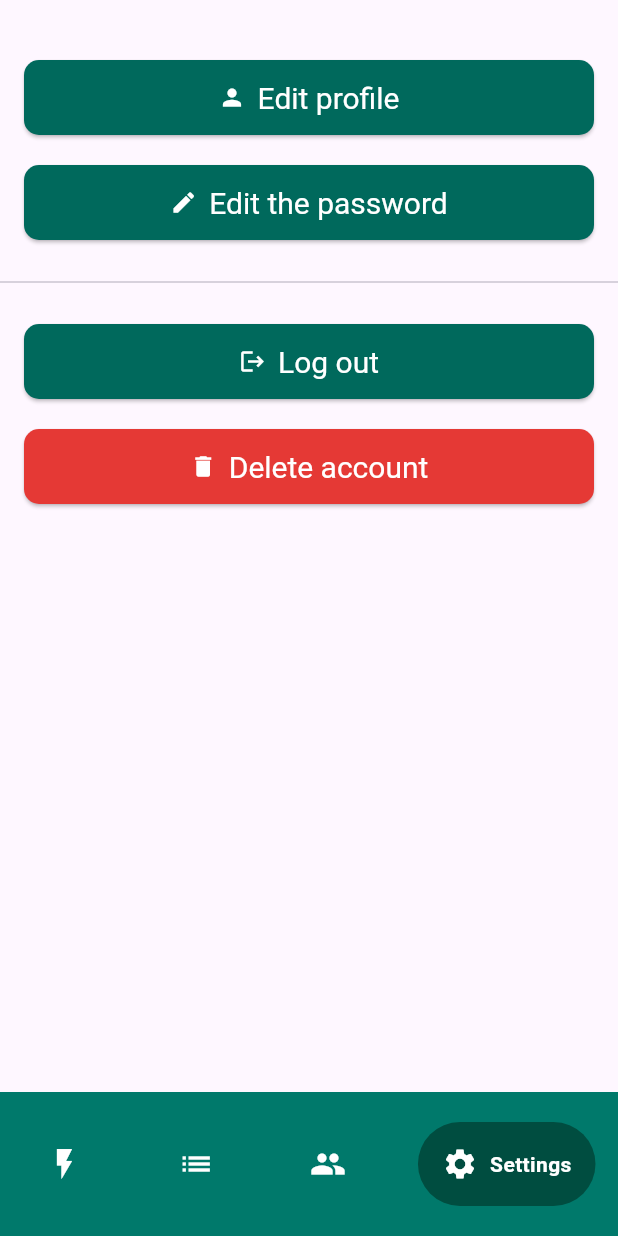
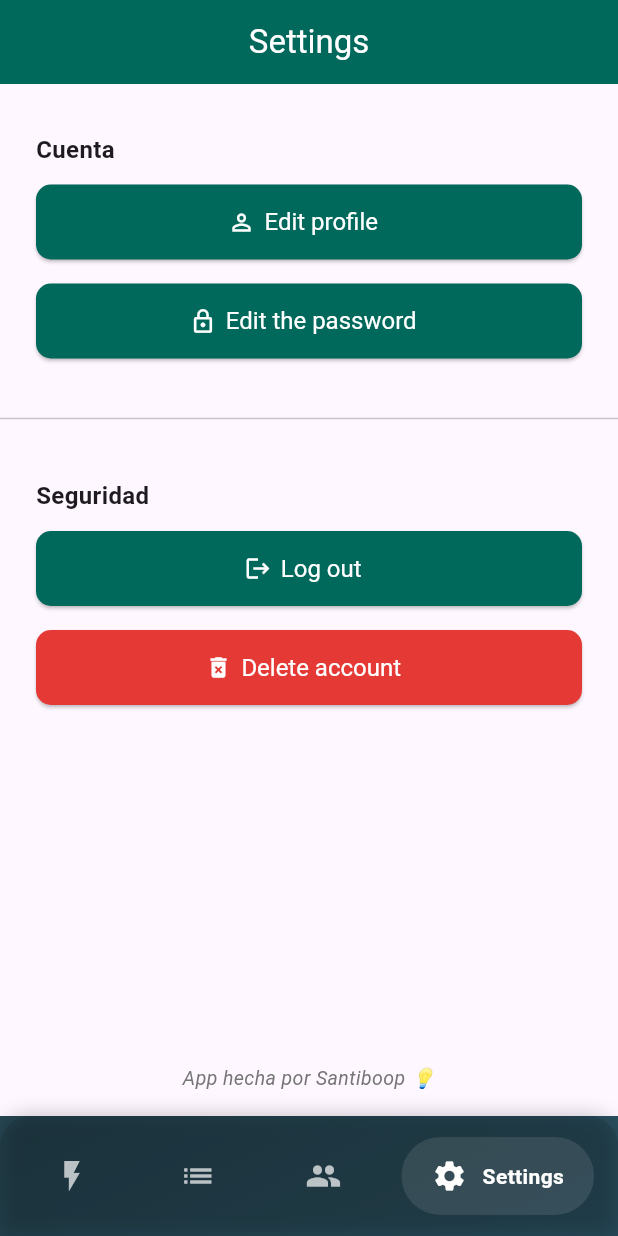
Before and after one commit to Santi-boop156165/flutterFinal, a Flutter app: the HomeScreen screen opened directly, item 4 of the bottom bar chosen, on a phone screen of 412 x 824 dp. Run offline on Flutter 3.47's test engine with Material 3 defaults, Android fonts, the phone set to English and light mode, and no system bars; drawn by our look-alikes of google_nav_bar; our stand-ins replace appwrite, dio, email_validator, equatable, fl_chart, flutter_hooks and 14 more; missing offline and left inert: comment_box; accounts and stored records are empty; network calls fail.

Commit message:
fix: change style

```diff
--- a/lib/presentation/home/screens/home_screen.dart
+++ b/lib/presentation/home/screens/home_screen.dart
@@ -28,23 +28,43 @@ class HomeScreen extends HookConsumerWidget {
     const SettingsScreen(),
   ];
 
-    return Scaffold(
+  return Container(
+    decoration: const BoxDecoration(
+      gradient: LinearGradient(
+        colors: [Color(0xFF0F2027), Color(0xFF203A43), Color(0xFF2C5364)],
+        begin: Alignment.topLeft,
+        end: Alignment.bottomRight,
+      ),
+    ),
+    child: Scaffold(
+      backgroundColor: Colors.transparent, // ← para que se vea el fondo
       body: SafeArea(child: tabs[currentIndex]),
       bottomNavigationBar: Container(
-            color: ColorUtils.mainMedium,
+        decoration: BoxDecoration(
+          color: Colors.black.withOpacity(0.1),
+          borderRadius: const BorderRadius.only(
+            topLeft: Radius.circular(20),
+            topRight: Radius.circular(20),
+          ),
+          boxShadow: [
+            BoxShadow(
+              color: Colors.black.withOpacity(0.2),
+              offset: const Offset(0, -1),
+              blurRadius: 10,
+            )
+          ],
+        ),
         child: Padding(
-              padding: const EdgeInsets.symmetric(horizontal: 15, vertical: 20),
+          padding: const EdgeInsets.symmetric(horizontal: 16, vertical: 14),
           child: GNav(
-                backgroundColor: ColorUtils.mainMedium,
-                color: ColorUtils.white,
-                activeColor: ColorUtils.white,
-                tabBackgroundColor: ColorUtils.mainDarker,
-                padding: const EdgeInsets.all(16),
+            backgroundColor: Colors.transparent,
+            color: Colors.white70,
+            activeColor: Colors.white,
+            tabBackgroundColor: Colors.white.withOpacity(0.1),
+            gap: 10,
+            padding: const EdgeInsets.symmetric(horizontal: 20, vertical: 14),
             selectedIndex: currentIndex,
-                onTabChange: (value) {
-                  homeViewModel.setCurrentIndex(value);
-                },
-                gap: 8,
+            onTabChange: homeViewModel.setCurrentIndex,
             tabs: [
               GButton(
                 icon: Icons.flash_on,
@@ -64,6 +84,10 @@ class HomeScreen extends HookConsumerWidget {
               ),
             ],
           ),
-            )));
+        ),
+      ),
+    ),
+  );
 }
+
 }
--- a/lib/presentation/settings/screens/settings_screen.dart
+++ b/lib/presentation/settings/screens/settings_screen.dart
@@ -1,7 +1,6 @@
 import 'package:flutter/material.dart';
+import 'package:hooks_riverpod/hooks_riverpod.dart';
 import 'package:hello_world/l10n/app_localizations.dart';
-
-import 'package:hooks_riverpod/hooks_riverpod.dart';
 
 import '../../common/core/utils/color_utils.dart';
 import '../../common/core/utils/form_utils.dart';
@@ -13,43 +12,61 @@ import 'edit_profile_screen.dart';
 class SettingsScreen extends HookConsumerWidget {
   const SettingsScreen({super.key});
 
-  ElevatedButton createButton(
-      String title, IconData icon, ButtonStyle style, Function() onPressedFct) {
-    return ElevatedButton(
-      style: style,
-      onPressed: onPressedFct,
-      child: Align(
-        alignment: Alignment.center,
-        child: Row(
-          mainAxisSize: MainAxisSize.min,
-          children: [
-            Icon(
-              icon,
-              color: ColorUtils.white,
-            ),
-            const SizedBox(width: 8),
-            Text(
+  static const _sectionSpacing = SizedBox(height: 32);
+  static const _itemSpacing = SizedBox(height: 16);
+  static const _horizontalPadding = EdgeInsets.symmetric(horizontal: 24.0);
+
+  Widget _buildTitle(String title) {
+    return Padding(
+      padding: _horizontalPadding,
+      child: Text(
         title,
-              style: FormUtils.darkTextFormFieldStyle,
-            ),
-          ],
+        style: const TextStyle(
+          fontWeight: FontWeight.bold,
+          fontSize: 16,
         ),
       ),
     );
   }
 
-  void navigateToScreen(BuildContext context, Widget widget) {
+  Widget _buildButton({
+    required BuildContext context,
+    required String label,
+    required IconData icon,
+    required VoidCallback onPressed,
+    Color? color,
+  }) {
+    return Padding(
+      padding: _horizontalPadding,
+      child: SizedBox(
+        width: double.infinity,
+        child: ElevatedButton.icon(
+          style: FormUtils.createButtonStyle(color ?? ColorUtils.main),
+          onPressed: onPressed,
+          icon: Icon(icon, color: ColorUtils.white),
+          label: Padding(
+            padding: const EdgeInsets.symmetric(vertical: 12.0),
+            child: Text(
+              label,
+              style: FormUtils.darkTextFormFieldStyle.copyWith(fontSize: 16),
+            ),
+          ),
+        ),
+      ),
+    );
+  }
+
+  void _navigateTo(BuildContext context, Widget screen) {
     Navigator.push(
       context,
       PageRouteBuilder(
-        transitionDuration: const Duration(milliseconds: 500),
-        pageBuilder: (context, animation, secondaryAnimation) =>
-            SlideTransition(
+        transitionDuration: const Duration(milliseconds: 400),
+        pageBuilder: (context, animation, _) => SlideTransition(
           position: Tween<Offset>(
-            begin: const Offset(1.0, 0.0),
+            begin: const Offset(1, 0),
             end: Offset.zero,
           ).animate(animation),
-          child: widget,
+          child: screen,
         ),
       ),
     );
@@ -59,60 +76,80 @@ class SettingsScreen extends HookConsumerWidget {
   Widget build(BuildContext context, WidgetRef ref) {
     final state = ref.watch(settingsViewModelProvider);
     final provider = ref.watch(settingsViewModelProvider.notifier);
+    final texts = AppLocalizations.of(context)!;
 
     return Scaffold(
-      body: Center(
-        child: state.isLoading
+      appBar: AppBar(
+        title: Text(texts.settings),
+        backgroundColor: ColorUtils.main,
+        foregroundColor: ColorUtils.white,
+        centerTitle: true,
+        elevation: 0,
+      ),
+      body: state.isLoading
           ? Center(child: UIUtils.loader)
           : Column(
+              crossAxisAlignment: CrossAxisAlignment.start,
               children: [
-                  const SizedBox(height: 40),
-                  Container(
-                      width: double.infinity,
-                      padding: const EdgeInsets.symmetric(horizontal: 16.0),
-                      child: createButton(
-                          AppLocalizations.of(context)!.edit_profile,
-                          Icons.person,
-                          FormUtils.buttonStyle,
-                          () =>
-                              navigateToScreen(context, EditProfileScreen()))),
-                  const SizedBox(height: 20),
-                  Container(
-                    width: double.infinity,
-                    padding: const EdgeInsets.symmetric(horizontal: 16.0),
-                    child: createButton(
-                        AppLocalizations.of(context)!.edit_password,
-                        Icons.edit,
-                        FormUtils.buttonStyle,
-                        () => navigateToScreen(context, EditPasswordScreen())),
+                const SizedBox(height: 32),
+
+                _buildTitle("Cuenta"),
+                const SizedBox(height: 12),
+                _buildButton(
+                  context: context,
+                  label: texts.edit_profile,
+                  icon: Icons.person_outline,
+                  onPressed: () => _navigateTo(context, EditProfileScreen()),
                 ),
-                  const SizedBox(height: 20),
-                  const Divider(),
-                  const SizedBox(height: 20),
-                  Container(
-                      width: double.infinity,
-                      padding: const EdgeInsets.symmetric(horizontal: 16.0),
-                      child: createButton(
-                          AppLocalizations.of(context)!.logout,
-                          Icons.logout,
-                          FormUtils.buttonStyle,
-                          () => provider.logoutUser())),
-                  const SizedBox(height: 20),
-                  Container(
-                    width: double.infinity,
-                    padding: const EdgeInsets.symmetric(horizontal: 16.0),
-                    child: createButton(
-                        AppLocalizations.of(context)!.delete_account,
-                        Icons.delete,
-                        FormUtils.createButtonStyle(ColorUtils.error),
-                        () => provider.showDeleteAccountAlert(
+                _itemSpacing,
+                _buildButton(
+                  context: context,
+                  label: texts.edit_password,
+                  icon: Icons.lock_outline,
+                  onPressed: () => _navigateTo(context, EditPasswordScreen()),
+                ),
+
+                _sectionSpacing,
+                const Divider(thickness: 1),
+                _sectionSpacing,
+
+                _buildTitle("Seguridad"),
+                const SizedBox(height: 12),
+                _buildButton(
+                  context: context,
+                  label: texts.logout,
+                  icon: Icons.logout,
+                  onPressed: provider.logoutUser,
+                ),
+                _itemSpacing,
+                _buildButton(
+                  context: context,
+                  label: texts.delete_account,
+                  icon: Icons.delete_forever,
+                  color: ColorUtils.error,
+                  onPressed: () => provider.showDeleteAccountAlert(
                     context,
-                            AppLocalizations.of(context)!.ask_account_removal,
-                            AppLocalizations.of(context)!.delete,
-                            AppLocalizations.of(context)!.cancel)),
+                    texts.ask_account_removal,
+                    texts.delete,
+                    texts.cancel,
+                  ),
+                ),
+
+                const Spacer(),
+                Padding(
+                  padding: const EdgeInsets.only(bottom: 16),
+                  child: Center(
+                    child: Text(
+                      'App hecha por Santiboop 💡',
+                      style: TextStyle(
+                        color: ColorUtils.grey,
+                        fontStyle: FontStyle.italic,
+                        fontSize: 13,
+                      ),
+                    ),
+                  ),
                 ),
               ],
-              ),
             ),
     );
   }
```
Also changed, not shown: lib/data/api/activity_api.dart (+12 -13 lines), lib/presentation/common/activity/widgets/activity_item_user_informations.dart (+30 -34 lines), lib/presentation/common/user/screens/profile_screen.dart (+30 -37 lines), lib/presentation/login/screens/login_screen.dart (+79 -72 lines). Lines whose indentation alone changed are shown as unchanged.
